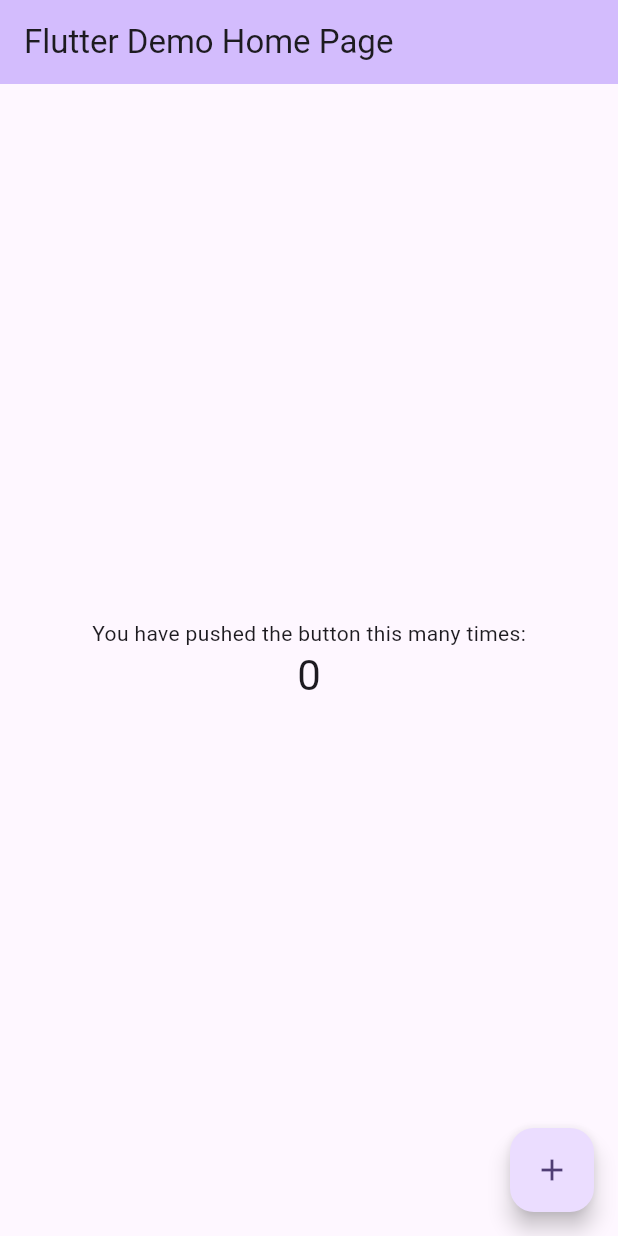
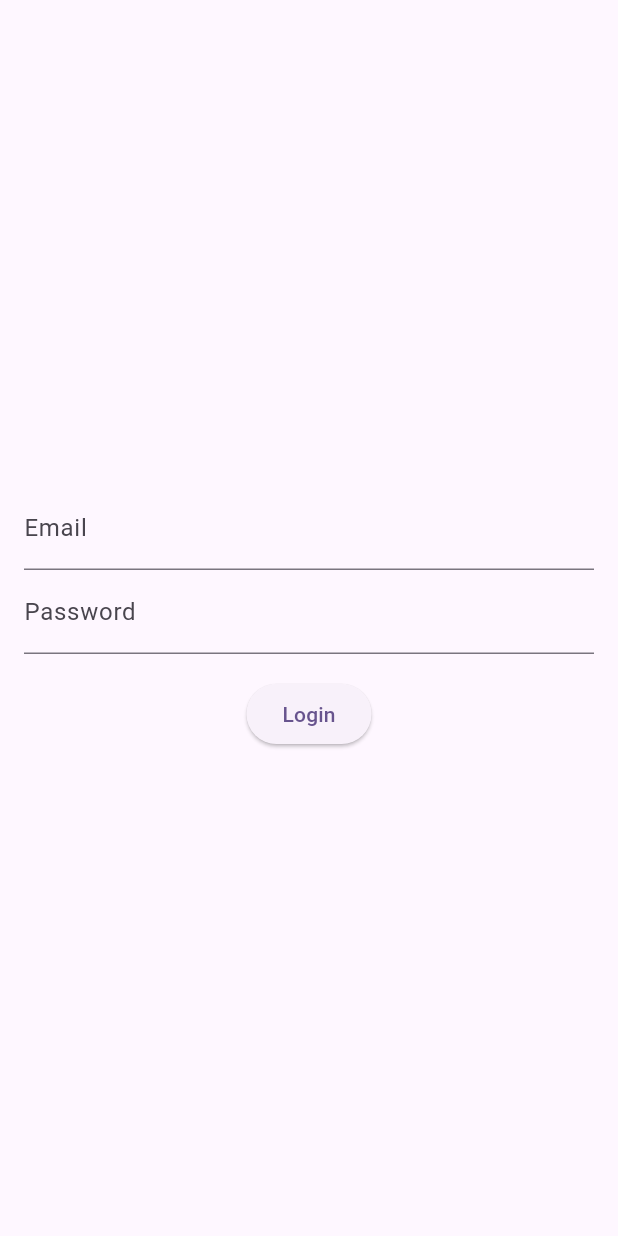
Before and after one commit to ebs135/fic4_tugas_x_bloc, a Flutter app: the screen it shows after launch, on a phone screen of 412 x 824 dp. Run offline on Flutter 3.47's test engine with Material 2 defaults, Android fonts, the phone set to English and light mode, and no system bars; our stand-ins replace bloc, flutter_bloc.

Commit message:
Register and Login Pages

```diff
--- /dev/null
+++ b/lib/bloc/login/login_bloc.dart
@@ -0,0 +1,26 @@
+// ignore_for_file: public_member_api_docs, sort_constructors_first
+// ignore: depend_on_referenced_packages
+import 'package:bloc/bloc.dart';
+// ignore: depend_on_referenced_packages
+import 'package:meta/meta.dart';
+
+import 'package:fic4_tugas_x_bloc/data/datasources/api_datasources.dart';
+import 'package:fic4_tugas_x_bloc/data/models/request/login_model.dart';
+import 'package:fic4_tugas_x_bloc/data/models/response/login_response_model.dart';
+
+part 'login_event.dart';
+part 'login_state.dart';
+
+class LoginBloc extends Bloc<LoginEvent, LoginState> {
+  final ApiDataSource datasource;
+
+  LoginBloc(
+    this.datasource,
+  ) : super(LoginInitial()) {
+    on<SaveLoginEvent>((event, emit) async {
+      emit(LoginLoading());
+      final result = await datasource.login(event.request);
+      emit(LoginLoaded(model: result));
+    });
+  }
+}
--- /dev/null
+++ b/lib/bloc/login/login_event.dart
@@ -0,0 +1,12 @@
+// ignore_for_file: public_member_api_docs, sort_constructors_first
+part of 'login_bloc.dart';
+
+@immutable
+abstract class LoginEvent {}
+
+class SaveLoginEvent extends LoginEvent {
+  final LoginModel request;
+  SaveLoginEvent({
+    required this.request,
+  });
+}
--- /dev/null
+++ b/lib/bloc/login/login_state.dart
@@ -0,0 +1,16 @@
+// ignore_for_file: public_member_api_docs, sort_constructors_first
+part of 'login_bloc.dart';
+
+@immutable
+abstract class LoginState {}
+
+class LoginInitial extends LoginState {}
+
+class LoginLoading extends LoginState {}
+
+class LoginLoaded extends LoginState {
+  final LoginResponseModel model;
+  LoginLoaded({
+    required this.model,
+  });
+}
--- /dev/null
+++ b/lib/bloc/register/register_bloc.dart
@@ -0,0 +1,26 @@
+// ignore_for_file: public_member_api_docs, sort_constructors_first
+// ignore: depend_on_referenced_packages
+import 'package:bloc/bloc.dart';
+// ignore: depend_on_referenced_packages
+import 'package:meta/meta.dart';
+
+import 'package:fic4_tugas_x_bloc/data/datasources/api_datasources.dart';
+import 'package:fic4_tugas_x_bloc/data/models/request/register_model.dart';
+import 'package:fic4_tugas_x_bloc/data/models/response/register_response_model.dart';
+
+part 'register_event.dart';
+part 'register_state.dart';
+
+class RegisterBloc extends Bloc<RegisterEvent, RegisterState> {
+  final ApiDataSource datasource;
+
+  RegisterBloc(
+    this.datasource,
+  ) : super(RegisterInitial()) {
+    on<SaveRegisterEvent>((event, emit) async {
+      emit(RegisterLoading());
+      final result = await datasource.register(event.request);
+      emit(RegisterLoaded(model: result));
+    });
+  }
+}
--- /dev/null
+++ b/lib/bloc/register/register_event.dart
@@ -0,0 +1,12 @@
+// ignore_for_file: public_member_api_docs, sort_constructors_first
+part of 'register_bloc.dart';
+
+@immutable
+abstract class RegisterEvent {}
+
+class SaveRegisterEvent extends RegisterEvent {
+  final RegisterModel request;
+  SaveRegisterEvent({
+    required this.request,
+  });
+}
--- /dev/null
+++ b/lib/bloc/register/register_state.dart
@@ -0,0 +1,16 @@
+// ignore_for_file: public_member_api_docs, sort_constructors_first
+part of 'register_bloc.dart';
+
+@immutable
+abstract class RegisterState {}
+
+class RegisterInitial extends RegisterState {}
+
+class RegisterLoading extends RegisterState {}
+
+class RegisterLoaded extends RegisterState {
+  final RegisterResponseModel model;
+  RegisterLoaded({
+    required this.model,
+  });
+}
--- /dev/null
+++ b/lib/data/models/request/login_model.dart
@@ -0,0 +1,30 @@
+import 'dart:convert';
+
+// ignore_for_file: public_member_api_docs, sort_constructors_first
+class LoginModel {
+  final String email;
+  final String password;
+  LoginModel({
+    required this.email,
+    required this.password,
+  });
+
+  Map<String, dynamic> toMap() {
+    return <String, dynamic>{
+      'email': email,
+      'password': password,
+    };
+  }
+
+  factory LoginModel.fromMap(Map<String, dynamic> map) {
+    return LoginModel(
+      email: map['email'] as String,
+      password: map['password'] as String,
+    );
+  }
+
+  String toJson() => json.encode(toMap());
+
+  factory LoginModel.fromJson(String source) =>
+      LoginModel.fromMap(json.decode(source) as Map<String, dynamic>);
+}
--- /dev/null
+++ b/lib/data/models/request/register_model.dart
@@ -0,0 +1,38 @@
+import 'dart:convert';
+
+// ignore_for_file: public_member_api_docs, sort_constructors_first
+class RegisterModel {
+  final String name;
+  final String email;
+  final String password;
+  final String avatar;
+  RegisterModel({
+    required this.name,
+    required this.email,
+    required this.password,
+    this.avatar = 'https://api.lorem.space/image/face?w=640&h=480',
+  });
+
+  Map<String, dynamic> toMap() {
+    return <String, dynamic>{
+      'name': name,
+      'email': email,
+      'password': password,
+      'avatar': avatar,
+    };
+  }
+
+  factory RegisterModel.fromMap(Map<String, dynamic> map) {
+    return RegisterModel(
+      name: map['name'] as String,
+      email: map['email'] as String,
+      password: map['password'] as String,
+      avatar: map['avatar'] as String,
+    );
+  }
+
+  String toJson() => json.encode(toMap());
+
+  factory RegisterModel.fromJson(String source) =>
+      RegisterModel.fromMap(json.decode(source) as Map<String, dynamic>);
+}
--- /dev/null
+++ b/lib/data/models/response/login_response_model.dart
@@ -0,0 +1,36 @@
+import 'dart:convert';
+
+// ignore_for_file: public_member_api_docs, sort_constructors_first
+class LoginResponseModel {
+  String? accessToken;
+  String? refreshToken;
+  LoginResponseModel({
+    this.accessToken,
+    this.refreshToken,
+  });
+
+  Map<String, dynamic> toMap() {
+    return <String, dynamic>{
+      'accessToken': accessToken,
+      'refreshToken': refreshToken,
+    };
+  }
+
+  factory LoginResponseModel.fromMap(Map<String, dynamic> map) {
+    return LoginResponseModel(
+      accessToken:
+          map['accessToken'] != null ? map['accessToken'] as String : null,
+      refreshToken:
+          map['refreshToken'] != null ? map['refreshToken'] as String : null,
+    );
+  }
+
+  String toJson() => json.encode(toMap());
+
+  factory LoginResponseModel.fromJson(String source) =>
+      LoginResponseModel.fromMap(json.decode(source) as Map<String, dynamic>);
+
+  @override
+  String toString() =>
+      'LoginResponseModel(accessToken: $accessToken, refreshToken: $refreshToken)';
+}
--- /dev/null
+++ b/lib/data/models/response/register_response_model.dart
@@ -0,0 +1,65 @@
+// ignore_for_file: public_member_api_docs, sort_constructors_first
+// To parse this JSON data, do
+//
+//     final registerResponseModel = registerResponseModelFromMap(jsonString);
+
+import 'dart:convert';
+
+class RegisterResponseModel {
+  String? email;
+  String? password;
+  String? name;
+  String? avatar;
+  String? role;
+  int? id;
+  DateTime? creationAt;
+  DateTime? updatedAt;
+
+  RegisterResponseModel({
+    this.email,
+    this.password,
+    this.name,
+    this.avatar,
+    this.role,
+    this.id,
+    this.creationAt,
+    this.updatedAt,
+  });
+
+  factory RegisterResponseModel.fromJson(String str) =>
+      RegisterResponseModel.fromMap(json.decode(str));
+
+  String toJson() => json.encode(toMap());
+
+  factory RegisterResponseModel.fromMap(Map<String, dynamic> json) =>
+      RegisterResponseModel(
+        email: json["email"],
+        password: json["password"],
+        name: json["name"],
+        avatar: json["avatar"],
+        role: json["role"],
+        id: json["id"],
+        creationAt: json["creationAt"] == null
+            ? null
+            : DateTime.parse(json["creationAt"]),
+        updatedAt: json["updatedAt"] == null
+            ? null
+            : DateTime.parse(json["updatedAt"]),
+      );
+
+  Map<String, dynamic> toMap() => {
+        "email": email,
+        "password": password,
+        "name": name,
+        "avatar": avatar,
+        "role": role,
+        "id": id,
+        "creationAt": creationAt?.toIso8601String(),
+        "updatedAt": updatedAt?.toIso8601String(),
+      };
+
+  @override
+  String toString() {
+    return 'RegisterResponseModel(email: $email, password: $password, name: $name, avatar: $avatar, role: $role, id: $id, creationAt: $creationAt, updatedAt: $updatedAt)';
+  }
+}
--- a/lib/main.dart
+++ b/lib/main.dart
@@ -1,4 +1,11 @@
+import 'package:fic4_tugas_x_bloc/bloc/login/login_bloc.dart';
+import 'package:fic4_tugas_x_bloc/bloc/register/register_bloc.dart';
+import 'package:fic4_tugas_x_bloc/data/datasources/api_datasources.dart';
+import 'package:fic4_tugas_x_bloc/presentation/pages/login_page.dart';
+import 'package:fic4_tugas_x_bloc/presentation/pages/register_page.dart';
+import 'package:fic4_tugas_x_bloc/state_util.dart';
 import 'package:flutter/material.dart';
+import 'package:flutter_bloc/flutter_bloc.dart';
 
 void main() {
   runApp(const MyApp());
@@ -10,8 +17,12 @@ class MyApp extends StatelessWidget {
   // This widget is the root of your application.
   @override
   Widget build(BuildContext context) {
-    return MaterialApp(
+    return BlocProvider(
+      // create: (context) => RegisterBloc(ApiDataSource()),
+      create: (context) => LoginBloc(ApiDataSource()),
+      child: MaterialApp(
         title: 'Flutter Demo',
+        navigatorKey: Get.navigatorKey,
         theme: ThemeData(
           // This is the theme of your application.
           //
@@ -31,7 +42,9 @@ class MyApp extends StatelessWidget {
           colorScheme: ColorScheme.fromSeed(seedColor: Colors.deepPurple),
           useMaterial3: true,
         ),
-      home: const MyHomePage(title: 'Flutter Demo Home Page'),
+        // home: const RegisterPage(),
+        home: const LoginPage(),
+      ),
     );
   }
 }
--- /dev/null
+++ b/lib/presentation/pages/login_page.dart
@@ -0,0 +1,91 @@
+import 'package:fic4_tugas_x_bloc/bloc/login/login_bloc.dart';
+import 'package:fic4_tugas_x_bloc/data/models/request/login_model.dart';
+import 'package:flutter/material.dart';
+import 'package:flutter_bloc/flutter_bloc.dart';
+
+class LoginPage extends StatefulWidget {
+  const LoginPage({super.key});
+
+  @override
+  State<LoginPage> createState() => _LoginPageState();
+}
+
+class _LoginPageState extends State<LoginPage> {
+  TextEditingController? emailController;
+  TextEditingController? passwordController;
+
+  @override
+  void initState() {
+    emailController = TextEditingController();
+    passwordController = TextEditingController();
+    super.initState();
+  }
+
+  @override
+  void dispose() {
+    emailController!.dispose();
+    passwordController!.dispose();
+    super.dispose();
+  }
+
+  @override
+  Widget build(BuildContext context) {
+    return Scaffold(
+      body: Padding(
+        padding: const EdgeInsets.all(16),
+        child: Column(
+          mainAxisAlignment: MainAxisAlignment.center,
+          children: [
+            TextField(
+              decoration: const InputDecoration(labelText: 'Email'),
+              controller: emailController,
+            ),
+            TextField(
+              obscureText: true,
+              decoration: const InputDecoration(labelText: 'Password'),
+              controller: passwordController,
+            ),
+            const SizedBox(
+              height: 16,
+            ),
+            BlocConsumer<LoginBloc, LoginState>(
+              listener: (context, state) {
+                if (state is LoginLoaded) {
+                  emailController!.clear();
+                  passwordController!.clear();
+                  // navigasi
+                  ScaffoldMessenger.of(context).showSnackBar(
+                    const SnackBar(
+                      content: Text(
+                        'Login berhasil',
+                      ),
+                    ),
+                  );
+                }
+              },
+              builder: (context, state) {
+                if (state is LoginLoading) {
+                  return const Center(
+                    child: CircularProgressIndicator(),
+                  );
+                }
+                return ElevatedButton(
+                  onPressed: () {
+                    final requestModel = LoginModel(
+                      email: emailController!.text,
+                      password: passwordController!.text,
+                    );
+                    context
+                        .read<LoginBloc>()
+                        .add(SaveLoginEvent(request: requestModel));
+                  },
+                  child: const Text('Login'),
+                );
+              },
+            ),
+          ],
+        ),
+      ),
+    );
+  }
+}
```
Also changed, not shown: lib/core.dart (added, +8 -0 lines), lib/data/datasources/api_datasources.dart (added, +26 -0 lines), lib/presentation/pages/register_page.dart (added, +99 -0 lines), lib/state_util.dart (added, +43 -0 lines), pubspec.yaml (+4 -17 lines), pubspec.lock. Lines whose indentation alone changed are shown as unchanged.
